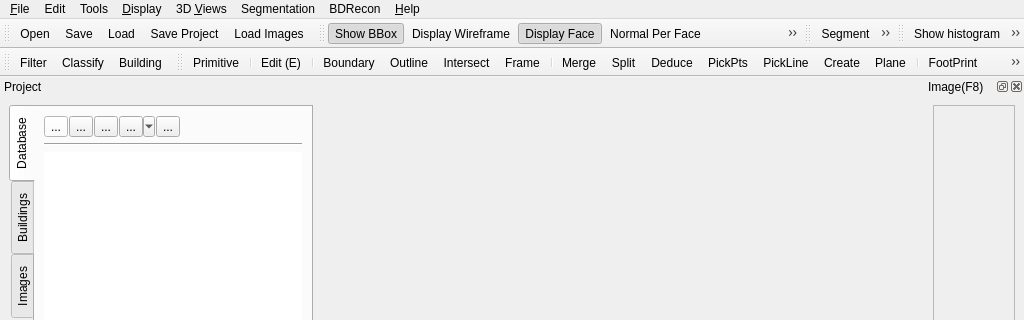
Before: the Qt Designer form qCC/ui_templates/mainWindow.ui in CloudCompare/CloudCompare, drawn with Qt 5; both pictures show x 0 to 1024 and y 0 to 320 of the 1024 by 1023 pixel window.
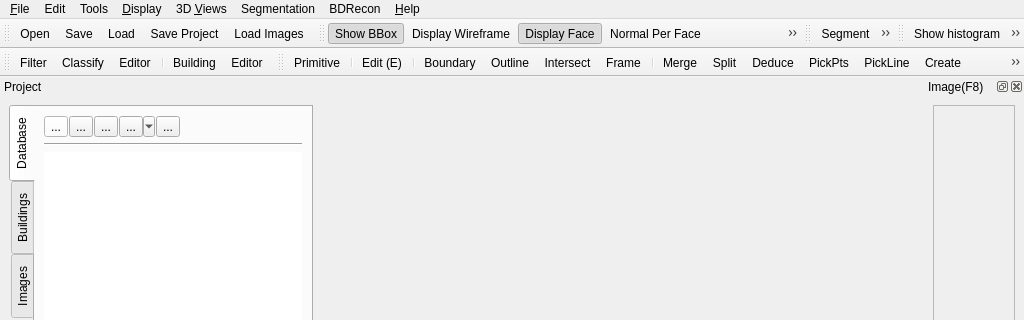
After: the same form once the commit is applied. Icons and pictures are not drawn. Custom widgets are drawn as their Qt base class.

Commit message: segment building manually

What changed in the file:
```diff
--- a/qCC/ui_templates/mainWindow.ui
+++ b/qCC/ui_templates/mainWindow.ui
@@ -1527,7 +1527,10 @@
    </attribute>
    <addaction name="actionGroundFilteringBatch"/>
    <addaction name="actionClassificationBatch"/>
+   <addaction name="actionPointClassEditor"/>
+   <addaction name="separator"/>
    <addaction name="actionBuildingSegmentationBatch"/>
+   <addaction name="actionBuildingSegmentEditor"/>
   </widget>
   <widget class="QToolBar" name="toolBarBDRecon">
    <property name="windowTitle">
@@ -4871,6 +4874,30 @@
     <string>single building segmentation</string>
    </property>
   </action>
+  <action name="actionBuildingSegmentEditor">
+   <property name="icon">
+    <iconset resource="../icones.qrc">
+     <normaloff>:/CC/Stocker/images/stocker/editor2.png</normaloff>:/CC/Stocker/images/stocker/editor2.png</iconset>
+   </property>
+   <property name="text">
+    <string>Building Segment Editor</string>
+   </property>
+   <property name="iconText">
+    <string>Editor</string>
+   </property>
+  </action>
+  <action name="actionPointClassEditor">
+   <property name="icon">
+    <iconset resource="../icones.qrc">
+     <normaloff>:/CC/Stocker/images/stocker/editor2.png</normaloff>:/CC/Stocker/images/stocker/editor2.png</iconset>
+   </property>
+   <property name="text">
+    <string>Point Class Editor</string>
+   </property>
+   <property name="iconText">
+    <string>Editor</string>
+   </property>
+  </action>
  </widget>
  <customwidgets>
   <customwidget>
```
Left out of the diff: 3 changed lines with no effect on the pictures. The commit also changes 9 other files.
